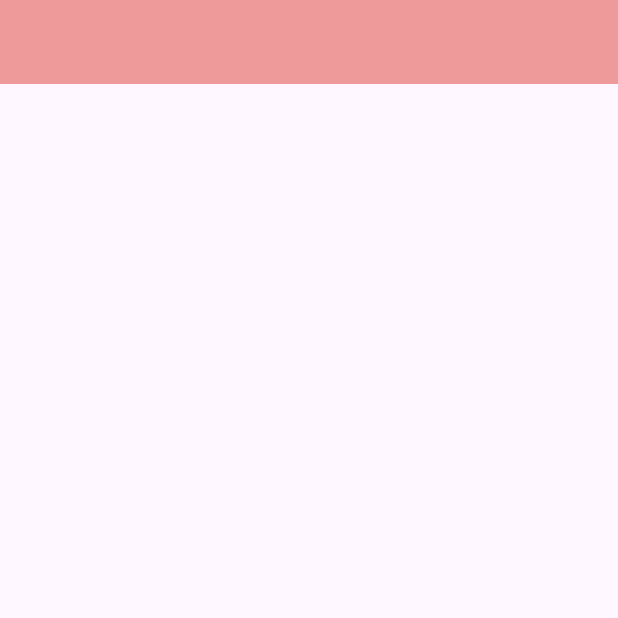
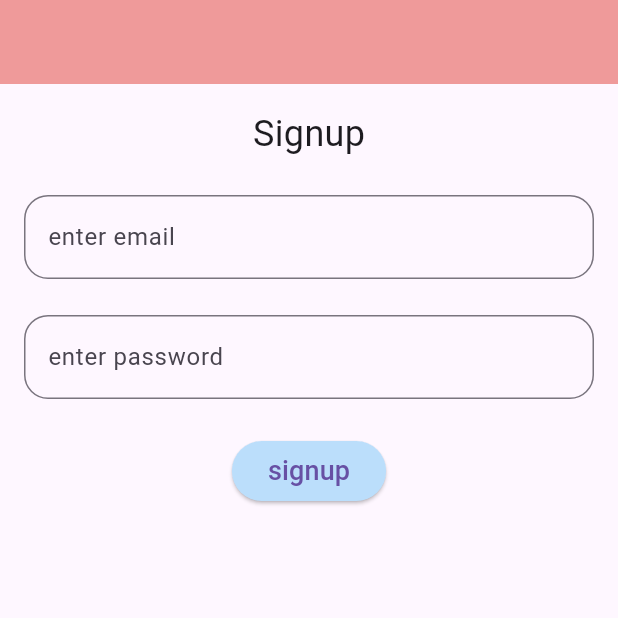
Before and after one commit to AhmadXDev/supabase_database, a Flutter app: the screen it shows after launch, on a phone screen of 412 x 824 dp, the top half of it. Run offline on Flutter 3.47's test engine with Material 3 defaults, Android fonts, the light colour scheme and no system bars; our stand-ins replace supabase_flutter; accounts and stored records are empty.

Commit message:
login_page

```diff
--- a/lib/main.dart
+++ b/lib/main.dart
@@ -1,6 +1,6 @@
 import 'package:flutter/material.dart';
+import 'package:supabase_database/pages/login_page.dart';
 import 'package:supabase_flutter/supabase_flutter.dart';
-import 'package:supabase_database/pages/list_page.dart';
 
 Future<void> main() async {
   WidgetsFlutterBinding.ensureInitialized();
@@ -19,6 +19,6 @@ class MyApp extends StatelessWidget {
 
   @override
   Widget build(BuildContext context) {
-    return const MaterialApp(home: ListPage());
+    return const MaterialApp(home: LoginPage());
   }
 }
--- /dev/null
+++ b/lib/pages/login_page.dart
@@ -0,0 +1,81 @@
+import 'package:flutter/material.dart';
+import 'package:supabase_database/constants/spacing.dart';
+import 'package:supabase_database/pages/list_page.dart';
+import 'package:supabase_database/services/database.dart';
+
+class LoginPage extends StatefulWidget {
+  const LoginPage({super.key});
+
+  @override
+  _LoginPageState createState() => _LoginPageState();
+}
+
+class _LoginPageState extends State<LoginPage> {
+  TextEditingController emailController = TextEditingController();
+  TextEditingController passwordController = TextEditingController();
+
+  @override
+  Widget build(BuildContext context) {
+    return Scaffold(
+      appBar: AppBar(
+        backgroundColor: Colors.red.shade200,
+      ),
+      body: Padding(
+        padding: const EdgeInsets.all(16.0),
+        child: Column(
+          children: [
+            const Text(
+              "Signup",
+              style: TextStyle(fontSize: 24),
+            ),
+            height24,
+            TextField(
+              controller: emailController,
+              decoration: const InputDecoration(
+                  labelText: "enter email",
+                  border: OutlineInputBorder(
+                      borderRadius: BorderRadius.all(Radius.circular(16)))),
+            ),
+            height24,
+            TextField(
+              controller: passwordController,
+              decoration: const InputDecoration(
+                  labelText: "enter password",
+                  border: OutlineInputBorder(
+                      borderRadius: BorderRadius.all(
+                    Radius.circular(16),
+                  ))),
+            ),
+            height24,
+            ElevatedButton(
+                onPressed: () async {
+                  try {
+                    await Database().signup(
+                        email: emailController.text,
+                        password: passwordController.text);
+                    if (context.mounted) {
+                      Navigator.push(
+                          context,
+                          MaterialPageRoute(
+                            builder: (context) => const ListPage(),
+                          ));
+                    }
+                  } catch (e) {
+                    ScaffoldMessenger.of(context).showSnackBar(SnackBar(
+                      content: Text(e.toString()),
+                    ));
+                  }
+                },
+                style: ElevatedButton.styleFrom(
+                  backgroundColor: Colors.blue.shade100,
+                ),
+                child: const Text(
+                  "signup",
+                  style: TextStyle(fontSize: 18),
+                ))
+          ],
+        ),
+      ),
+    );
+  }
+}
--- a/lib/services/database.dart
+++ b/lib/services/database.dart
@@ -12,4 +12,8 @@ class Database {
     }
     return studentList;
   }
+
+  signup({required String email, required String password}) async {
+    await supabase.auth.signUp(password: password, email: email);
+  }
 }
```
Also changed, not shown: lib/constants/spacing.dart (added, +23 -0 lines).
